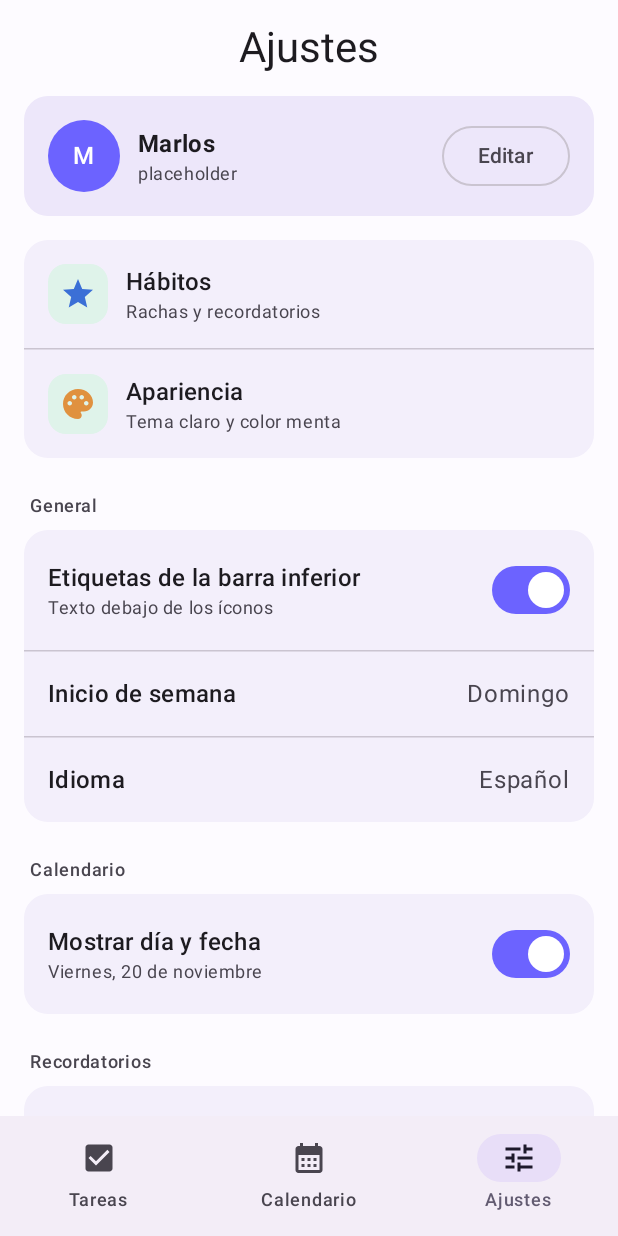
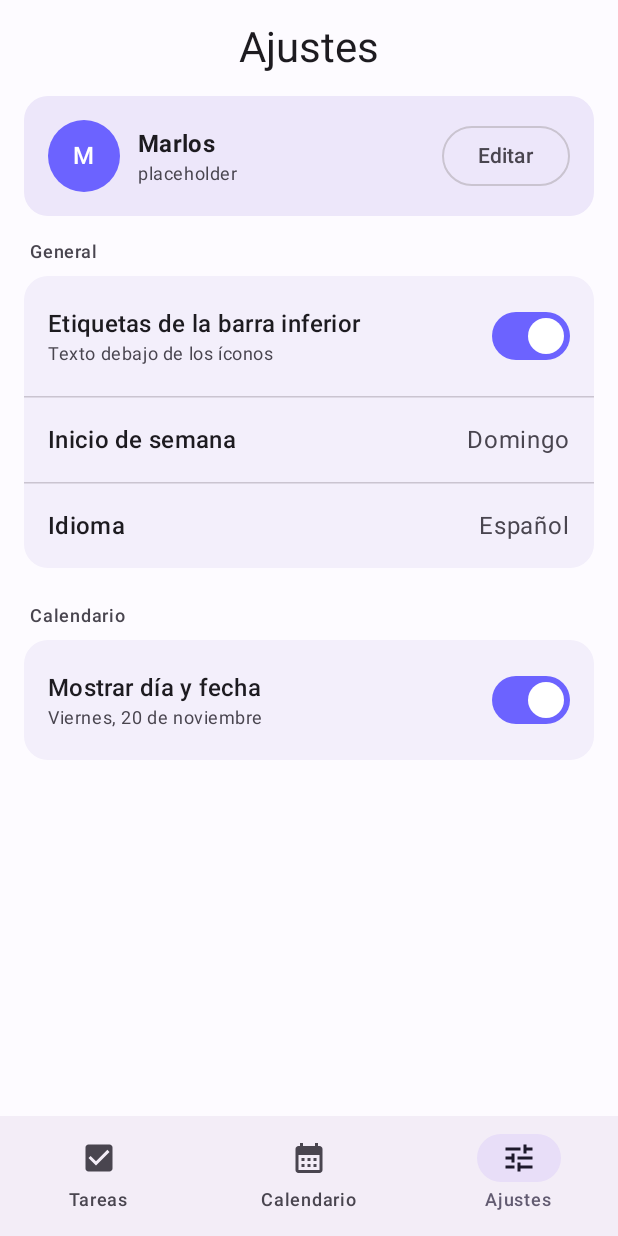
Before and after one commit to CarlosCifuen/Navi2, an Android app built with Jetpack Compose: the screen it shows after launch (MainActivity), item 3 of the bottom bar chosen, on a phone screen of 412 x 824 dp. Run offline under Robolectric (Android 15) with nearby library versions, the phone set to English and light mode, and no system bars; our stand-ins replace Navigation 3, Room's generated code; pictures from the network do not load.

Commit message:
Deshabilitar opciones que aún no funcionan

```diff
--- a/app/src/main/java/com/proyecto/navi/SettingsScreen.kt
+++ b/app/src/main/java/com/proyecto/navi/SettingsScreen.kt
@@ -162,33 +162,33 @@ fun SettingsScreen(
 
             Spacer(modifier = Modifier.height(16.dp))
 
-            // Grupo: Navegación / Hábitos / Apariencia
-            Column(
-                modifier = Modifier
-                    .fillMaxWidth()
-                    .clip(RoundedCornerShape(16.dp))
-                    .background(MaterialTheme.colorScheme.surfaceVariant)
-            ) {
-                //composable
-                SettingsItem(
-                    icon = Icons.Default.Star,
-                    iconTint = MintIconColors.habitos,
-                    title = stringResource(R.string.h_bitos),
-                    description = stringResource(R.string.rachas_y_recordatorios),
-                    onClick = { }
-                )
-                HorizontalDivider()
-                //composable
-                SettingsItem(
-                    icon = Icons.Default.Palette,
-                    iconTint = MintIconColors.apariencia,
-                    title = stringResource(R.string.apariencia),
-                    description = stringResource(R.string.tema_claro_y_color_menta),
-                    onClick = { }
-                )
-            }
-
-            Spacer(modifier = Modifier.height(24.dp))
+//            // Grupo: Hábitos / Apariencia
+//            Column(
+//                modifier = Modifier
+//                    .fillMaxWidth()
+//                    .clip(RoundedCornerShape(16.dp))
+//                    .background(MaterialTheme.colorScheme.surfaceVariant)
+//            ) {
+//                //composable
+//                SettingsItem(
+//                    icon = Icons.Default.Star,
+//                    iconTint = MintIconColors.habitos,
+//                    title = stringResource(R.string.h_bitos),
+//                    description = stringResource(R.string.rachas_y_recordatorios),
+//                    onClick = { }
+//                )
+//                HorizontalDivider()
+//                //composable
+//                SettingsItem(
+//                    icon = Icons.Default.Palette,
+//                    iconTint = MintIconColors.apariencia,
+//                    title = stringResource(R.string.apariencia),
+//                    description = stringResource(R.string.tema_claro_y_color_menta),
+//                    onClick = { }
+//                )
+//            }
+//
+//            Spacer(modifier = Modifier.height(24.dp))
 
             Text(
                 stringResource(R.string.general),
@@ -251,28 +251,28 @@ fun SettingsScreen(
 
             Spacer(modifier = Modifier.height(24.dp))
 
-            Text(
-                stringResource(R.string.recordatorios),
-                style = MaterialTheme.typography.labelMedium,
-                color = MaterialTheme.colorScheme.onSurfaceVariant,
-                modifier = Modifier.padding(start = 4.dp, bottom = 8.dp)
-            )
-
-            Column(
-                modifier = Modifier
-                    .fillMaxWidth()
-                    .clip(RoundedCornerShape(16.dp))
-                    .background(MaterialTheme.colorScheme.surfaceVariant)
-            ) {
-                //composable
-                NotificationToggleItem(
-                    title = stringResource(R.string.notificaciones_activadas),
-                    checked = true,
-                    onCheckedChange = { }
-                )
-            }
-
-            Spacer(modifier = Modifier.height(24.dp))
+//            Text(
+//                stringResource(R.string.recordatorios),
+//                style = MaterialTheme.typography.labelMedium,
+//                color = MaterialTheme.colorScheme.onSurfaceVariant,
+//                modifier = Modifier.padding(start = 4.dp, bottom = 8.dp)
+//            )
+//
+//            Column(
+//                modifier = Modifier
+//                    .fillMaxWidth()
+//                    .clip(RoundedCornerShape(16.dp))
+//                    .background(MaterialTheme.colorScheme.surfaceVariant)
+//            ) {
+//                //composable
+//                NotificationToggleItem(
+//                    title = stringResource(R.string.notificaciones_activadas),
+//                    checked = true,
+//                    onCheckedChange = { }
+//                )
+//            }
+//
+//            Spacer(modifier = Modifier.height(24.dp))
 
         }
     }
--- a/app/src/main/java/com/proyecto/navi/TasksScreen.kt
+++ b/app/src/main/java/com/proyecto/navi/TasksScreen.kt
@@ -101,12 +101,12 @@ fun TasksScreen(
             contentPadding = PaddingValues(horizontal = 16.dp, vertical = 12.dp),
             verticalArrangement = Arrangement.spacedBy(12.dp)
         ) {
-            item(key = "summary") {
-                WeeklySummaryCard(
-                    completed = uiState.completedCount,
-                    total = uiState.totalCount
-                )
-            }
+//            item(key = "summary") {
+//                WeeklySummaryCard(
+//                    completed = uiState.completedCount,
+//                    total = uiState.totalCount
+//                )
+//            }
 
             item(key = "filters") {
                 FilterRow(
@@ -159,40 +159,40 @@ fun TasksScreen(
     }
 }
 
-@Composable
-private fun WeeklySummaryCard(completed: Int, total: Int) {
-    Row(
-        modifier = Modifier
-            .fillMaxWidth()
-            .clip(RoundedCornerShape(16.dp))
-            .background(MaterialTheme.colorScheme.primaryContainer)
-            .padding(16.dp),
-        verticalAlignment = Alignment.CenterVertically
-    ) {
-        Box(
-            modifier = Modifier
-                .size(44.dp)
-                .clip(CircleShape)
-                .background(MaterialTheme.colorScheme.background),
-            contentAlignment = Alignment.Center
-        ) {
-            Text("$completed", style = MaterialTheme.typography.titleMedium, fontWeight = FontWeight.Bold)
-        }
-        Spacer(modifier = Modifier.width(12.dp))
-        Column {
-            Text(
-                stringResource(R.string.esta_semana),
-                style = MaterialTheme.typography.titleMedium,
-                fontWeight = FontWeight.Bold
-            )
-            Text(
-                stringResource(R.string.tareas_completadas, completed, total),
-                style = MaterialTheme.typography.bodySmall,
-                color = MaterialTheme.colorScheme.onSurfaceVariant
-            )
-        }
-    }
-}
+// @Composable
+// private fun WeeklySummaryCard(completed: Int, total: Int) {
+//     Row(
+//         modifier = Modifier
+//             .fillMaxWidth()
+//             .clip(RoundedCornerShape(16.dp))
+//             .background(MaterialTheme.colorScheme.primaryContainer)
+//             .padding(16.dp),
+//         verticalAlignment = Alignment.CenterVertically
+//     ) {
+//         Box(
+//             modifier = Modifier
+//                 .size(44.dp)
+//                 .clip(CircleShape)
+//                 .background(MaterialTheme.colorScheme.background),
+//             contentAlignment = Alignment.Center
+//         ) {
+//             Text("$completed", style = MaterialTheme.typography.titleMedium, fontWeight = FontWeight.Bold)
+//         }
+//         Spacer(modifier = Modifier.width(12.dp))
+//         Column {
+//             Text(
+//                 stringResource(R.string.esta_semana),
+//                 style = MaterialTheme.typography.titleMedium,
+//                 fontWeight = FontWeight.Bold
+//             )
+//             Text(
+//                 stringResource(R.string.tareas_completadas, completed, total),
+//                 style = MaterialTheme.typography.bodySmall,
+//                 color = MaterialTheme.colorScheme.onSurfaceVariant
+//             )
+//         }
+//     }
+// }
 
 @Composable
 private fun FilterRow(selected: TaskFilter, onSelect: (TaskFilter) -> Unit) {
```
